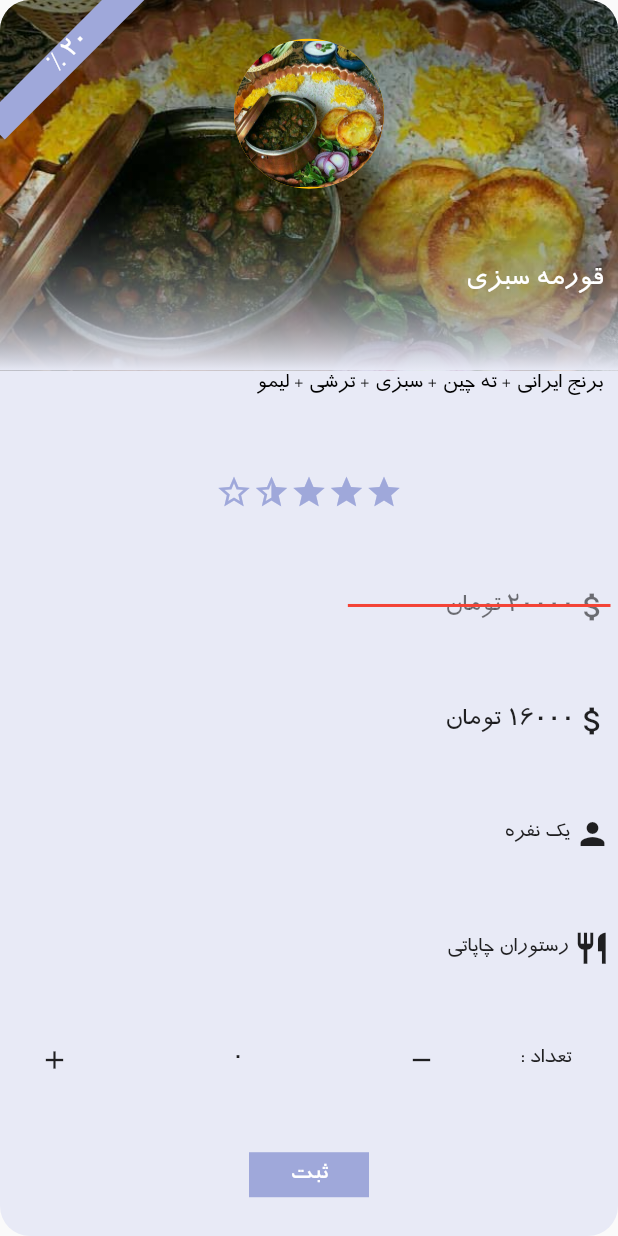
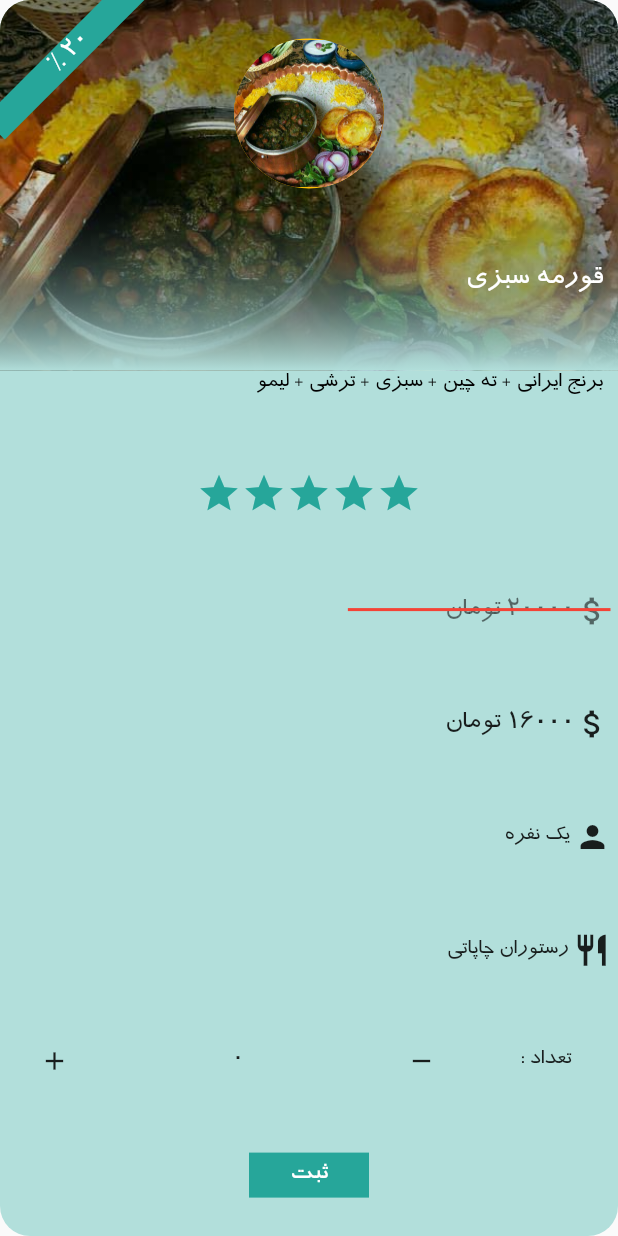
Before and after one commit to sobhan15/food, a Flutter app: the FoodItem screen opened directly, on a phone screen of 412 x 824 dp. Run offline on Flutter 3.47's test engine with Material 2 defaults, Android fonts, the phone set to English and light mode, and no system bars; drawn by our look-alikes of flutter_rating_bar, smooth_star_rating; our stand-ins replace pin_code_text_field.

Commit message:
adding files

```diff
--- a/lib/Basket.dart
+++ b/lib/Basket.dart
@@ -150,10 +150,10 @@ class _BasketState extends State<Basket> {
                                           color: Colors.white, fontSize: 22)),
                                   Text("قبل از تخفیف : $totalPrice تومان ",
                                       style: TextStyle(
-                                          color: Colors.red, fontSize: 15)),
+                                          color: Colors.white, fontSize: 15)),
                                   Text("بعد از تخفیف : $mitigation تومان",
                                       style: TextStyle(
-                                          color: Colors.green, fontSize: 17)),
+                                          color: Colors.white, fontSize: 17)),
                                 ],
                               ),
                               Column(
--- a/lib/FoodItem.dart
+++ b/lib/FoodItem.dart
@@ -1,7 +1,7 @@
 import 'dart:core';
 
 import 'package:flutter/material.dart';
-import 'package:smooth_star_rating/smooth_star_rating.dart';
+import 'package:flutter_rating_bar/flutter_rating_bar.dart';
 import 'FoodData.dart' as FoodData;
 
 class FoodItem extends StatefulWidget {
@@ -135,15 +135,23 @@ class _FoodItemState extends State<FoodItem> {
                       ),
                     ),
                     Container(
-                        width: MediaQuery.of(context).size.width * 1,
-                        alignment: Alignment.center,
-                        child: SmoothStarRating(
-                          color: Theme.of(context).primaryColor,
-                          allowHalfRating: true,
-                          starCount: 5,
-                          rating: ratingFood == null ? 0 : ratingFood,
-                          borderColor: Theme.of(context).primaryColor,
-                        )),
+                      width: MediaQuery.of(context).size.width * 1,
+                      alignment: Alignment.center,
+                      child: RatingBar(
+                        onRatingUpdate: (v) {
+                          setState(() {
+                            ratingFood = v;
+                          });
+                        },
+                        itemCount: 5,
+                        itemSize: 30,
+                        glowColor: Theme.of(context).primaryColor,
+                        initialRating: 5,
+                        itemBuilder: (context, _) {
+                          return Icon(Icons.star,color: Theme.of(context).primaryColor,);
+                        },
+                      ),
+                    ),
                     Container(
                         margin: EdgeInsets.only(right: 5),
                         width: MediaQuery.of(context).size.width * 1,
--- a/lib/FoodList.dart
+++ b/lib/FoodList.dart
@@ -2,7 +2,6 @@ import 'package:flutter/material.dart';
 import 'package:food/FoodData.dart';
 import 'package:food/FoodGroups.dart';
 import 'package:food/FoodItem.dart';
-import 'package:smooth_star_rating/smooth_star_rating.dart';
 import 'FoodData.dart' as FoodData;
 
 import 'Basket.dart';
@@ -30,6 +29,7 @@ class _FoodListState extends State<FoodList> {
     super.initState();
     verPageController = PageController(initialPage: 0);
     horPageController = PageController(viewportFraction: 0.85);
+
   }
 
   @override
--- a/lib/main.dart
+++ b/lib/main.dart
@@ -25,12 +25,12 @@ class MyApp extends StatelessWidget {
             Locale("fa", "IR"),
       title: 'Flutter Demo',
       theme: ThemeData(
-        primaryColor: Colors.indigo[200],
-        accentColor: Colors.indigo[50],
+        primaryColor: Colors.teal[400],
+        accentColor: Colors.teal[100],
         primarySwatch: Colors.blue,
         fontFamily: "IranSans"
       ),
-      home: FoodList()
+      home: Welcome()
     );
   }
 }
--- a/pubspec.yaml
+++ b/pubspec.yaml
@@ -26,7 +26,7 @@ dependencies:
   flutter_localizations:
     sdk: flutter
   pin_code_text_field: ^1.4.0
-  smooth_star_rating: ^1.0.3
+  flutter_rating_bar: ^3.0.0
 
 dev_dependencies:
   flutter_test:
```
Also changed, not shown: lib/SignUp.dart (+14 -4 lines), lib/Welcome.dart (+16 -4 lines), pubspec.lock, 1 other file.
